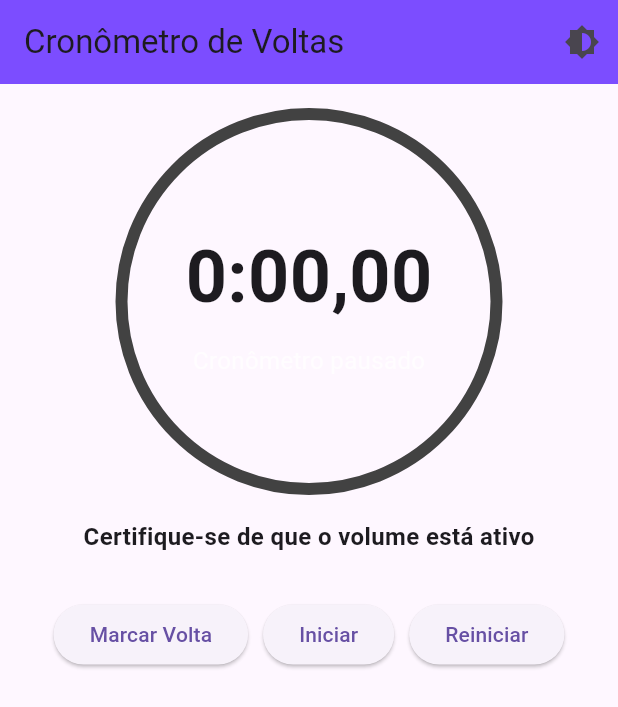
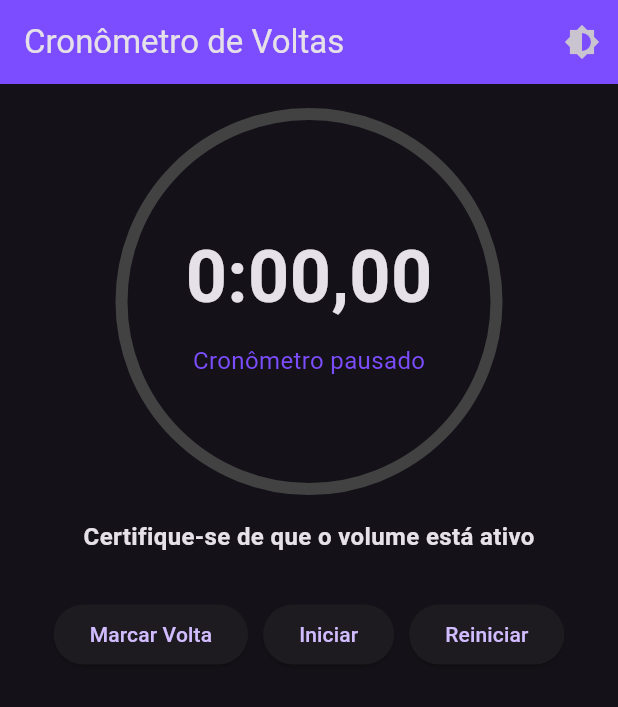
Before and after one commit to AnaJulia1959/ProjetoCronometro, a Flutter app: the screen it shows after launch, on a phone screen of 412 x 824 dp. Shown: the top 707 px of the screen. Run offline on Flutter 3.47's test engine with Material 3 defaults, Android fonts, the phone set to English and light mode, and no system bars; our stand-ins replace flutter_tts.

Commit message:
commit final

```diff
--- a/lib/model.dart
+++ b/lib/model.dart
@@ -27,4 +27,10 @@ class CronometroModel {
     int minutes = (milliseconds ~/ 60000) % 60;
     return "$minutes:${seconds.toString().padLeft(2, '0')},${centiseconds.toString().padLeft(2, '0')}";
   }
+
+  void incrementTime() {
+    if (isRunning) {
+      milliseconds += 10;
+    }
+  }
 }
--- a/lib/view.dart
+++ b/lib/view.dart
@@ -12,6 +12,7 @@ class CronometroPage extends StatefulWidget {
 
 class _CronometroPageState extends State<CronometroPage> {
   late CronometroViewModel _viewModel;
+  bool isDarkMode = true;
 
   @override
   void initState() {
@@ -21,15 +22,22 @@ class _CronometroPageState extends State<CronometroPage> {
 
   @override
   Widget build(BuildContext context) {
-    return Scaffold(
+    return MaterialApp(
+      debugShowCheckedModeBanner: false,
+      theme: isDarkMode ? ThemeData.dark() : ThemeData.light(),
+      home: Scaffold(
         appBar: AppBar(
           title: Text('Cronômetro de Voltas'),
           backgroundColor: Colors.deepPurpleAccent,
           actions: [
             IconButton(
               icon: Icon(Icons.brightness_6),
-            onPressed: widget.toggleTheme,
-          ),
+              onPressed: () {
+                setState(() {
+                  isDarkMode = !isDarkMode;
+                });
+              },
+            )
           ],
         ),
         body: Column(
@@ -58,7 +66,7 @@ class _CronometroPageState extends State<CronometroPage> {
                       SizedBox(height: 10),
                       Text(
                         _viewModel.model.isRunning ? "Cronômetro em execução" : "Cronômetro pausado",
-                      style: TextStyle(fontSize: 16, color: Colors.white70),
+                        style: TextStyle(fontSize: 16, color: Colors.deepPurpleAccent),
                       ),
                     ],
                   ),
@@ -130,6 +138,7 @@ class _CronometroPageState extends State<CronometroPage> {
             ),
           ],
         ),
+      ),
     );
   }
 }
```
Also changed, not shown: lib/viewmodel.dart (+8 -6 lines). Lines whose indentation alone changed are shown as unchanged.
